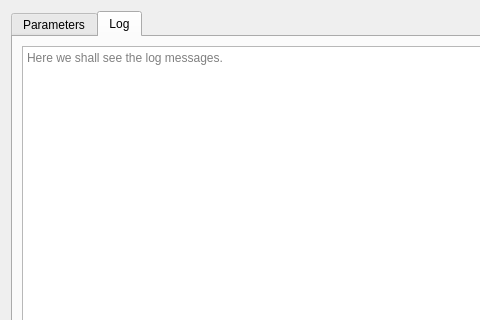
Before: the Qt Designer form std_proc_dialog_base.ui in jaminzoda/terra-antiqua, drawn with Qt 5; both pictures show x 0 to 480 and y 0 to 320 of the 781 by 468 pixel window.
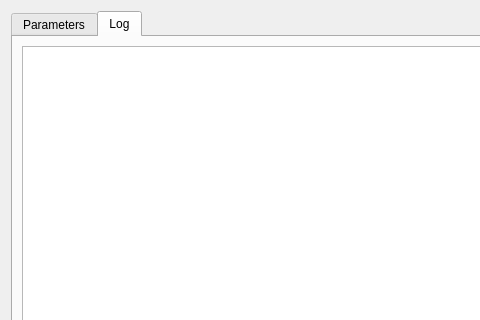
After: the same form once the commit is applied. The open tabs and pages were chosen to show the change. Custom widgets are drawn as their Qt base class.

```diff
--- a/std_proc_dialog_base.ui
+++ b/std_proc_dialog_base.ui
@@ -317,19 +317,16 @@
       </attribute>
       <layout class="QGridLayout" name="gridLayout_11">
        <item row="0" column="0">
-        <widget class="QPlainTextEdit" name="logText">
-         <property name="autoFillBackground">
-          <bool>false</bool>
+        <widget class="QTextBrowser" name="logText">
+         <property name="autoFormatting">
+          <set>QTextEdit::AutoAll</set>
          </property>
-         <property name="readOnly">
+         <property name="textInteractionFlags">
+          <set>Qt::LinksAccessibleByKeyboard|Qt::LinksAccessibleByMouse|Qt::TextBrowserInteraction|Qt::TextSelectableByKeyboard|Qt::TextSelectableByMouse</set>
+         </property>
+         <property name="openExternalLinks">
           <bool>true</bool>
          </property>
-         <property name="backgroundVisible">
-          <bool>false</bool>
-         </property>
-         <property name="placeholderText">
-          <string>Here we shall see the log messages.</string>
-         </property>
         </widget>
        </item>
       </layout>
```
Left out of the diff: 21 changed lines with no effect on the pictures.
